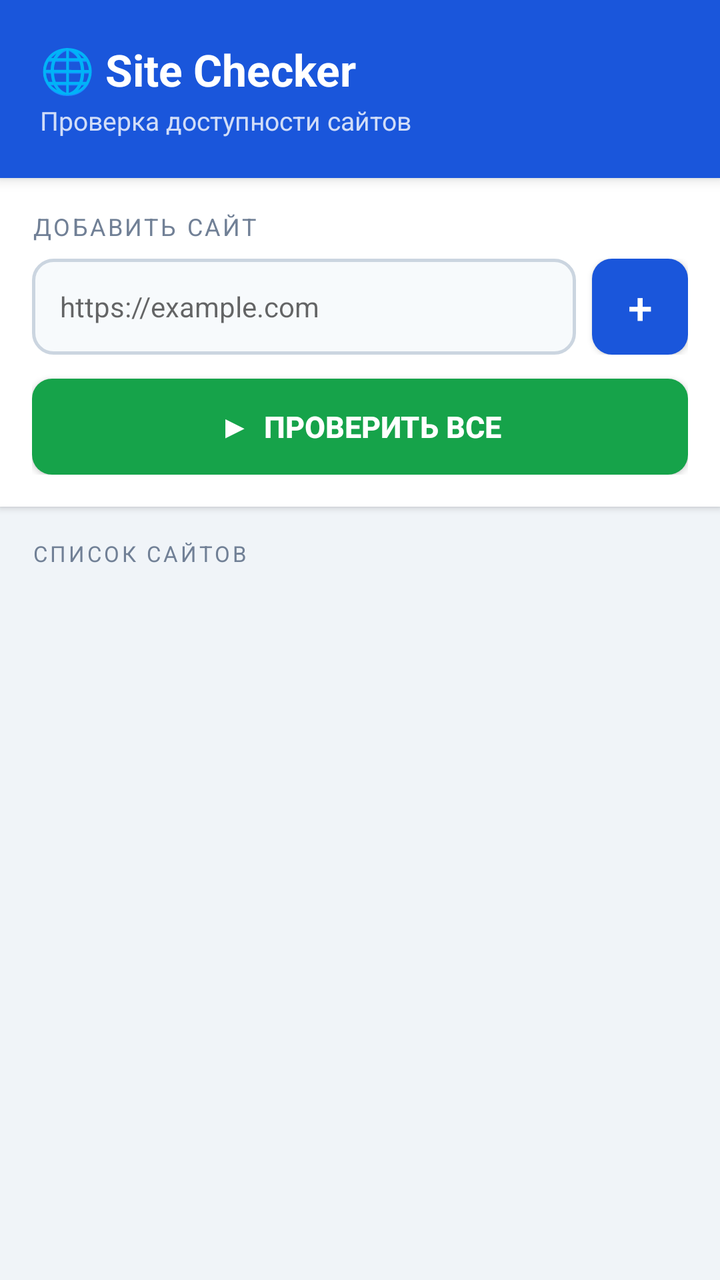
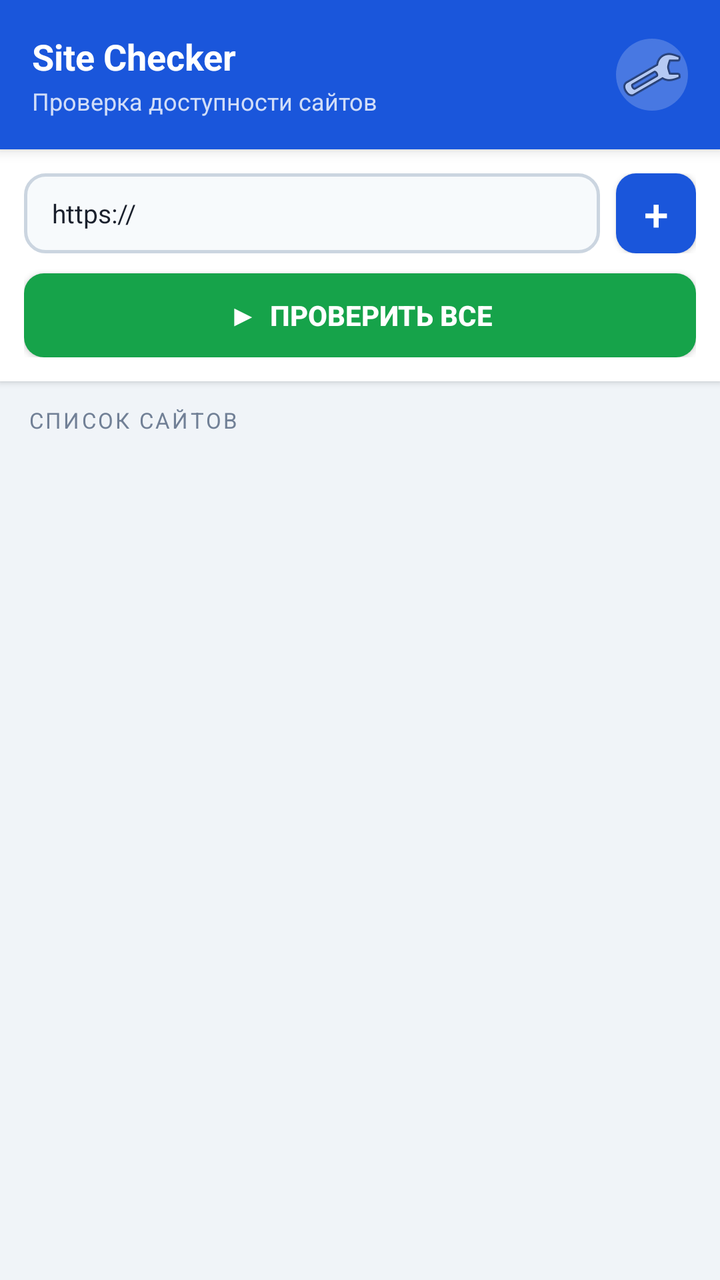

Before-and-after screenshots of an Android layout around one commit, followed by the original layout XML and the change that was made.
<!-- AndroidManifest.xml: application theme Theme.SiteChecker -->
<!-- res/layout/activity_main.xml -->
<?xml version="1.0" encoding="utf-8"?>
<LinearLayout xmlns:android="http://schemas.android.com/apk/res/android"
    android:layout_width="match_parent"
    android:layout_height="match_parent"
    android:orientation="vertical"
    android:background="@color/bg_main"
    android:padding="0dp">

    
    <LinearLayout
        android:layout_width="match_parent"
        android:layout_height="wrap_content"
        android:background="@color/primary"
        android:orientation="vertical"
        android:padding="20dp"
        android:elevation="4dp">

        <TextView
            android:layout_width="wrap_content"
            android:layout_height="wrap_content"
            android:text="🌐 Site Checker"
            android:textColor="#FFFFFF"
            android:textSize="22sp"
            android:textStyle="bold" />

        <TextView
            android:layout_width="wrap_content"
            android:layout_height="wrap_content"
            android:text="Проверка доступности сайтов"
            android:textColor="#CCFFFFFF"
            android:textSize="13sp"
            android:layout_marginTop="2dp"/>
    </LinearLayout>

    
    <LinearLayout
        android:layout_width="match_parent"
        android:layout_height="wrap_content"
        android:orientation="vertical"
        android:background="@color/bg_card"
        android:padding="16dp"
        android:elevation="2dp">

        <TextView
            android:layout_width="wrap_content"
            android:layout_height="wrap_content"
            android:text="Добавить сайт"
            android:textColor="@color/text_secondary"
            android:textSize="12sp"
            android:textAllCaps="true"
            android:letterSpacing="0.1"
            android:layout_marginBottom="8dp"/>

        <LinearLayout
            android:layout_width="match_parent"
            android:layout_height="wrap_content"
            android:orientation="horizontal"
            android:gravity="center_vertical">

            <EditText
                android:id="@+id/etUrl"
                android:layout_width="0dp"
                android:layout_height="48dp"
                android:layout_weight="1"
                android:hint="https://example.com"
                android:inputType="textUri"
                android:background="@drawable/bg_input"
                android:paddingStart="14dp"
                android:paddingEnd="14dp"
                android:textSize="14sp"
                android:textColor="@color/text_primary"
                android:singleLine="true"/>

            <Button
                android:id="@+id/btnAdd"
                android:layout_width="48dp"
                android:layout_height="48dp"
                android:layout_marginStart="8dp"
                android:text="+"
                android:textSize="22sp"
                android:background="@drawable/bg_btn_add"
                android:textColor="#FFFFFF"
                android:padding="0dp"/>
        </LinearLayout>

        <Button
            android:id="@+id/btnCheck"
            android:layout_width="match_parent"
            android:layout_height="48dp"
            android:layout_marginTop="12dp"
            android:text="▶  Проверить все"
            android:textColor="#FFFFFF"
            android:textSize="15sp"
            android:textStyle="bold"
            android:background="@drawable/bg_btn_check"
            android:elevation="2dp"/>
    </LinearLayout>

    
    <TextView
        android:layout_width="match_parent"
        android:layout_height="wrap_content"
        android:text="СПИСОК САЙТОВ"
        android:textColor="@color/text_secondary"
        android:textSize="11sp"
        android:textAllCaps="true"
        android:letterSpacing="0.12"
        android:paddingStart="16dp"
        android:paddingEnd="16dp"
        android:paddingTop="16dp"
        android:paddingBottom="6dp"/>

    
    <TextView
        android:id="@+id/tvEmpty"
        android:layout_width="match_parent"
        android:layout_height="wrap_content"
        android:text="Нет сайтов. Добавьте первый ↑"
        android:textColor="@color/text_secondary"
        android:textSize="14sp"
        android:gravity="center"
        android:padding="32dp"
        android:visibility="gone"/>

    
    <ScrollView
        android:id="@+id/scrollView"
        android:layout_width="match_parent"
        android:layout_height="0dp"
        android:layout_weight="1"
        android:clipToPadding="false"
        android:paddingBottom="16dp">

        <LinearLayout
            android:id="@+id/llResults"
            android:layout_width="match_parent"
            android:layout_height="wrap_content"
            android:orientation="vertical"
            android:paddingStart="12dp"
            android:paddingEnd="12dp"/>
    </ScrollView>

</LinearLayout>
<!-- resources referenced by this layout -->
<resources>
  <color name="bg_card">#FFFFFF</color>
  <color name="bg_main">#F0F4F8</color>
  <color name="primary">#1A56DB</color>
  <color name="text_primary">#1A202C</color>
  <color name="text_secondary">#718096</color>
  <!-- drawable bg_btn_add (drawable) -->
  <?xml version="1.0" encoding="utf-8"?>
  <shape xmlns:android="http://schemas.android.com/apk/res/android"
      android:shape="rectangle">
      <solid android:color="@color/primary"/>
      <corners android:radius="10dp"/>
  </shape>
  <!-- drawable bg_btn_check (drawable) -->
  <?xml version="1.0" encoding="utf-8"?>
  <shape xmlns:android="http://schemas.android.com/apk/res/android"
      android:shape="rectangle">
      <solid android:color="#16A34A"/>
      <corners android:radius="10dp"/>
  </shape>
  <!-- drawable bg_input (drawable) -->
  <?xml version="1.0" encoding="utf-8"?>
  <shape xmlns:android="http://schemas.android.com/apk/res/android"
      android:shape="rectangle">
      <solid android:color="#F7FAFC"/>
      <stroke android:width="1.5dp" android:color="@color/input_border"/>
      <corners android:radius="10dp"/>
  </shape>
  <style name="Theme.SiteChecker" parent="Theme.MaterialComponents.Light.NoActionBar">
          <item name="colorPrimary">@color/primary</item>
          <item name="colorPrimaryDark">@color/primary_dark</item>
          <item name="colorAccent">@color/primary</item>
          <item name="android:windowBackground">@color/bg_main</item>
      </style>
  <color name="input_border">#CBD5E0</color>
  <color name="primary_dark">#1246B5</color>
</resources>

<!-- the commit's change to res/layout/activity_main.xml (unified diff, before → after) -->
@@ -3,53 +3,56 @@
     android:layout_width="match_parent"
     android:layout_height="match_parent"
     android:orientation="vertical"
-    android:background="@color/bg_main"
-    android:padding="0dp">
+    android:background="@color/bg_main">
 
-    
     <LinearLayout
         android:layout_width="match_parent"
         android:layout_height="wrap_content"
         android:background="@color/primary"
-        android:orientation="vertical"
-        android:padding="20dp"
+        android:orientation="horizontal"
+        android:gravity="center_vertical"
+        android:padding="16dp"
         android:elevation="4dp">
 
-        <TextView
-            android:layout_width="wrap_content"
+        <LinearLayout
+            android:layout_width="0dp"
             android:layout_height="wrap_content"
-            android:text="🌐 Site Checker"
-            android:textColor="#FFFFFF"
-            android:textSize="22sp"
-            android:textStyle="bold" />
+            android:layout_weight="1"
+            android:orientation="vertical">
 
-        <TextView
-            android:layout_width="wrap_content"
-            android:layout_height="wrap_content"
-            android:text="Проверка доступности сайтов"
-            android:textColor="#CCFFFFFF"
-            android:textSize="13sp"
-            android:layout_marginTop="2dp"/>
+            <TextView
+                android:layout_width="wrap_content"
+                android:layout_height="wrap_content"
+                android:text="Site Checker"
+                android:textColor="#FFFFFF"
+                android:textSize="18sp"
+                android:textStyle="bold"/>
+
+            <TextView
+                android:layout_width="wrap_content"
+                android:layout_height="wrap_content"
+                android:text="Проверка доступности сайтов"
+                android:textColor="#CCFFFFFF"
+                android:textSize="12sp"
+                android:layout_marginTop="2dp"/>
+        </LinearLayout>
+
+        <ImageButton
+            android:id="@+id/btnTheme"
+            android:layout_width="36dp"
+            android:layout_height="36dp"
+            android:src="@android:drawable/ic_menu_preferences"
+            android:background="@drawable/bg_theme_btn"
+            android:contentDescription="Тема"/>
     </LinearLayout>
 
-    
     <LinearLayout
         android:layout_width="match_parent"
         android:layout_height="wrap_content"
         android:orientation="vertical"
         android:background="@color/bg_card"
-        android:padding="16dp"
+        android:padding="12dp"
         android:elevation="2dp">
-
-        <TextView
-            android:layout_width="wrap_content"
-            android:layout_height="wrap_content"
-            android:text="Добавить сайт"
-            android:textColor="@color/text_secondary"
-            android:textSize="12sp"
-            android:textAllCaps="true"
-            android:letterSpacing="0.1"
-            android:layout_marginBottom="8dp"/>
 
         <LinearLayout
             android:layout_width="match_parent"
@@ -60,21 +63,21 @@
             <EditText
                 android:id="@+id/etUrl"
                 android:layout_width="0dp"
-                android:layout_height="48dp"
+                android:layout_height="40dp"
                 android:layout_weight="1"
-                android:hint="https://example.com"
+                android:text="https://"
                 android:inputType="textUri"
                 android:background="@drawable/bg_input"
                 android:paddingStart="14dp"
                 android:paddingEnd="14dp"
-                android:textSize="14sp"
+                android:textSize="13sp"
                 android:textColor="@color/text_primary"
                 android:singleLine="true"/>
 
             <Button
                 android:id="@+id/btnAdd"
-                android:layout_width="48dp"
-                android:layout_height="48dp"
+                android:layout_width="40dp"
+                android:layout_height="40dp"
                 android:layout_marginStart="8dp"
                 android:text="+"
                 android:textSize="22sp"
@@ -86,31 +89,27 @@
         <Button
             android:id="@+id/btnCheck"
             android:layout_width="match_parent"
-            android:layout_height="48dp"
-            android:layout_marginTop="12dp"
+            android:layout_height="42dp"
+            android:layout_marginTop="10dp"
             android:text="▶  Проверить все"
             android:textColor="#FFFFFF"
-            android:textSize="15sp"
+            android:textSize="14sp"
             android:textStyle="bold"
-            android:background="@drawable/bg_btn_check"
-            android:elevation="2dp"/>
+            android:background="@drawable/bg_btn_check"/>
     </LinearLayout>
 
-    
     <TextView
         android:layout_width="match_parent"
         android:layout_height="wrap_content"
         android:text="СПИСОК САЙТОВ"
         android:textColor="@color/text_secondary"
         android:textSize="11sp"
-        android:textAllCaps="true"
-        android:letterSpacing="0.12"
-        android:paddingStart="16dp"
-        android:paddingEnd="16dp"
-        android:paddingTop="16dp"
-        android:paddingBottom="6dp"/>
+        android:letterSpacing="0.1"
+        android:paddingStart="14dp"
+        android:paddingEnd="14dp"
+        android:paddingTop="12dp"
+        android:paddingBottom="4dp"/>
 
-    
     <TextView
         android:id="@+id/tvEmpty"
         android:layout_width="match_parent"
@@ -122,7 +121,6 @@
         android:padding="32dp"
         android:visibility="gone"/>
 
-    
     <ScrollView
         android:id="@+id/scrollView"
         android:layout_width="match_parent"
@@ -136,8 +134,7 @@
             android:layout_width="match_parent"
             android:layout_height="wrap_content"
             android:orientation="vertical"
-            android:paddingStart="12dp"
-            android:paddingEnd="12dp"/>
+            android:paddingStart="10dp"
+            android:paddingEnd="10dp"/>
     </ScrollView>
-
 </LinearLayout>
<!-- resource entries referenced after the edit -->
@@ -27,7 +27,12 @@
       <stroke android:width="1.5dp" android:color="@color/input_border"/>
       <corners android:radius="10dp"/>
   </shape>
-  <style name="Theme.SiteChecker" parent="Theme.MaterialComponents.Light.NoActionBar">
+  <!-- drawable bg_theme_btn (drawable) -->
+  <?xml version="1.0" encoding="utf-8"?>
+  <shape xmlns:android="http://schemas.android.com/apk/res/android" android:shape="oval">
+      <solid android:color="#33FFFFFF"/>
+  </shape>
+  <style name="Theme.SiteChecker" parent="Theme.MaterialComponents.DayNight.NoActionBar">
           <item name="colorPrimary">@color/primary</item>
           <item name="colorPrimaryDark">@color/primary_dark</item>
           <item name="colorAccent">@color/primary</item>
